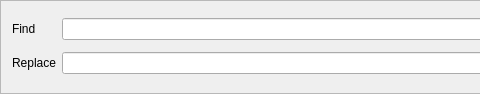
This is src/find.ui in igormironchik/md-editor as Qt 5 draws it before an edit; both pictures show x 0 to 480 and y 0 to 94 of the 1044 by 94 pixel window. The edited form follows.
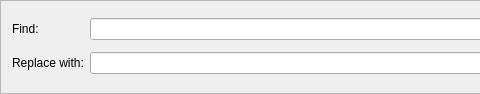
This is the edited form.

Commit message: Implement replace functionality.

The edit to the form file:
```diff
--- a/src/find.ui
+++ b/src/find.ui
@@ -25,7 +25,7 @@
      <item row="0" column="0">
       <widget class="QLabel" name="label">
        <property name="text">
-        <string>Find</string>
+        <string>Find:</string>
        </property>
       </widget>
      </item>
@@ -80,7 +80,7 @@
      <item row="1" column="0">
       <widget class="QLabel" name="label_2">
        <property name="text">
-        <string>Replace</string>
+        <string>Replace with:</string>
        </property>
       </widget>
      </item>
```
The commit also changes 4 other files.
